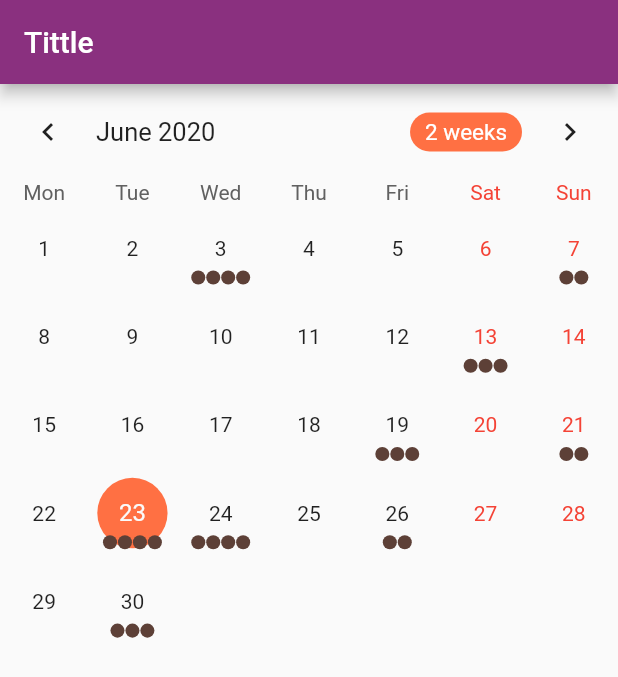
After one commit to duxton/Aide, a Flutter app: the Calendar screen opened directly, on a phone screen of 412 x 824 dp. The commit adds this screen. Shown: the top 677 px of the screen. Run offline on Flutter 3.47's test engine with Material 2 defaults, Android fonts, the phone set to English and light mode, and no system bars; drawn by our look-alikes of table_calendar; our stand-ins replace cloud_firestore, firebase_storage, flutter_colorpicker, google_sign_in, timeago; missing offline and left inert: flutter_rounded_date_picker; accounts and stored records are empty.

Commit message:
Changed GUI for calendar and deleted few file

```diff
--- /dev/null
+++ b/AideApp/lib/Screens/Calendar/TableCalendar.dart
@@ -0,0 +1,422 @@
+import 'package:AideApp/Screens/Home.dart';
+import 'package:AideApp/Widgets/Re-usable/progress.dart';
+import 'package:cloud_firestore/cloud_firestore.dart';
+import 'package:flutter/material.dart';
+import 'package:table_calendar/table_calendar.dart';
+import 'package:timeago/timeago.dart' as timeago;
+
+// Example holidays
+final Map<DateTime, List> _holidays = {
+  DateTime(2019, 1, 1): ['New Year\'s Day'],
+  DateTime(2019, 1, 6): ['Epiphany'],
+  DateTime(2019, 2, 14): ['Valentine\'s Day'],
+  DateTime(2019, 4, 21): ['Easter Sunday'],
+  DateTime(2019, 4, 22): ['Easter Monday'],
+};
+
+class Calendar extends StatefulWidget {
+  Calendar({Key key, this.title}) : super(key: key);
+
+  final String title;
+
+  @override
+  _CalendarState createState() => _CalendarState();
+}
+
+class _CalendarState extends State<Calendar> with TickerProviderStateMixin {
+  Map<DateTime, List> _events; // put data in this map
+  List _selectedEvents;
+  AnimationController _animationController;
+  CalendarController _calendarController;
+
+  @override
+  void initState() {
+    super.initState();
+    final _selectedDay = DateTime.now();
+
+    _events = {
+      _selectedDay.subtract(Duration(days: 30)): [
+        'Event A0',
+        'Event B0',
+        'Event C0'
+      ],
+      _selectedDay.subtract(Duration(days: 27)): ['Event A1'],
+      _selectedDay.subtract(Duration(days: 20)): [
+        'Event A2',
+        'Event B2',
+        'Event C2',
+        'Event D2'
+      ],
+      _selectedDay.subtract(Duration(days: 16)): ['Event A3', 'Event B3'],
+      _selectedDay.subtract(Duration(days: 10)): [
+        'Event A4',
+        'Event B4',
+        'Event C4'
+      ],
+      _selectedDay.subtract(Duration(days: 4)): [
+        'Event A5',
+        'Event B5',
+        'Event C5'
+      ],
+      _selectedDay.subtract(Duration(days: 2)): ['Event A6', 'Event B6'],
+      _selectedDay: ['Event A7', 'Event B7', 'Event C7', 'Event D7'],
+      _selectedDay.add(Duration(days: 1)): [
+        'Event A8',
+        'Event B8',
+        'Event C8',
+        'Event D8'
+      ],
+      _selectedDay.add(Duration(days: 3)):
+          Set.from(['Event A9', 'Event A9', 'Event B9']).toList(),
+      _selectedDay.add(Duration(days: 7)): [
+        'Event A10',
+        'Event B10',
+        'Event C10'
+      ],
+      _selectedDay.add(Duration(days: 11)): ['Event A11', 'Event B11'],
+      _selectedDay.add(Duration(days: 17)): [
+        'Event A12',
+        'Event B12',
+        'Event C12',
+        'Event D12'
+      ],
+      _selectedDay.add(Duration(days: 22)): ['Event A13', 'Event B13'],
+      _selectedDay.add(Duration(days: 26)): [
+        'Event A14',
+        'Event B14',
+        'Event C14'
+      ],
+    };
+
+    _selectedEvents = _events[_selectedDay] ?? [];
+    _calendarController = CalendarController();
+
+    _animationController = AnimationController(
+      vsync: this,
+      duration: const Duration(milliseconds: 400),
+    );
+
+    _animationController.forward();
+  }
+
+  @override
+  void dispose() {
+    _animationController.dispose();
+    _calendarController.dispose();
+    super.dispose();
+  }
+
+  void _onVisibleDaysChanged(
+      DateTime first, DateTime last, CalendarFormat format) {
+    print('CALLBACK: _onVisibleDaysChanged');
+  }
+
+  void _onCalendarCreated(
+      DateTime first, DateTime last, CalendarFormat format) {
+    print('CALLBACK: _onCalendarCreated');
+  }
+
+  @override
+  Widget build(BuildContext context) {
+    return Scaffold(
+      appBar: AppBar(
+        title: Text('Tittle'),
+      ),
+      body: Column(
+        mainAxisSize: MainAxisSize.max,
+        children: <Widget>[
+          // Switch out 2 lines below to play with TableCalendar's settings
+          //-----------------------
+          _buildTableCalendar(),
+          // _buildTableCalendarWithBuilders(),
+          const SizedBox(height: 8.0),
+          //  _buildButtons(),
+          const SizedBox(height: 8.0),
+          Expanded(child: _buildEventList()),
+        ],
+      ),
+    );
+  }
+
+  void _onDaySelected(DateTime day, List events) {
+    print('CALLBACK: _onDaySelected');
+    setState(() {
+      _selectedEvents = events;
+    });
+  }
+
+  // Simple TableCalendar configuration (using Styles)
+  Widget _buildTableCalendar() {
+    return TableCalendar(
+      calendarController: _calendarController,
+      events: _events,
+      holidays: _holidays,
+      startingDayOfWeek: StartingDayOfWeek.monday,
+      calendarStyle: CalendarStyle(
+        selectedColor: Colors.deepOrange[400],
+        todayColor: Colors.deepOrange[200],
+        markersColor: Colors.brown[700],
+        outsideDaysVisible: false,
+      ),
+      headerStyle: HeaderStyle(
+        formatButtonTextStyle:
+            TextStyle().copyWith(color: Colors.white, fontSize: 15.0),
+        formatButtonDecoration: BoxDecoration(
+          color: Colors.deepOrange[400],
+          borderRadius: BorderRadius.circular(16.0),
+        ),
+      ),
+      onDaySelected: _onDaySelected,
+      onVisibleDaysChanged: _onVisibleDaysChanged,
+      onCalendarCreated: _onCalendarCreated,
+    );
+  }
+
+  // More advanced TableCalendar configuration (using Builders & Styles)
+  Widget _buildTableCalendarWithBuilders() {
+    return TableCalendar(
+      locale: 'pl_PL',
+      calendarController: _calendarController,
+      events: _events,
+      holidays: _holidays,
+      initialCalendarFormat: CalendarFormat.month,
+      formatAnimation: FormatAnimation.slide,
+      startingDayOfWeek: StartingDayOfWeek.sunday,
+      availableGestures: AvailableGestures.all,
+      availableCalendarFormats: const {
+        CalendarFormat.month: '',
+        CalendarFormat.week: '',
+      },
+      calendarStyle: CalendarStyle(
+        outsideDaysVisible: false,
+        weekendStyle: TextStyle().copyWith(color: Colors.blue[800]),
+        holidayStyle: TextStyle().copyWith(color: Colors.blue[800]),
+      ),
+      daysOfWeekStyle: DaysOfWeekStyle(
+        weekendStyle: TextStyle().copyWith(color: Colors.blue[600]),
+      ),
+      headerStyle: HeaderStyle(
+        centerHeaderTitle: true,
+        formatButtonVisible: false,
+      ),
+      builders: CalendarBuilders(
+        selectedDayBuilder: (context, date, _) {
+          return FadeTransition(
+            opacity: Tween(begin: 0.0, end: 1.0).animate(_animationController),
+            child: Container(
+              margin: const EdgeInsets.all(4.0),
+              padding: const EdgeInsets.only(top: 5.0, left: 6.0),
+              color: Colors.deepOrange[300],
+              width: 100,
+              height: 100,
+              child: Text(
+                '${date.day}',
+                style: TextStyle().copyWith(fontSize: 16.0),
+              ),
+            ),
+          );
+        },
+        todayDayBuilder: (context, date, _) {
+          return Container(
+            margin: const EdgeInsets.all(4.0),
+            padding: const EdgeInsets.only(top: 5.0, left: 6.0),
+            color: Colors.amber[400],
+            width: 100,
+            height: 100,
+            child: Text(
+              '${date.day}',
+              style: TextStyle().copyWith(fontSize: 16.0),
+            ),
+          );
+        },
+        markersBuilder: (context, date, events, holidays) {
+          final children = <Widget>[];
+
+          if (events.isNotEmpty) {
+            children.add(
+              Positioned(
+                right: 1,
+                bottom: 1,
+                child: _buildEventsMarker(date, events),
+              ),
+            );
+          }
+
+          if (holidays.isNotEmpty) {
+            children.add(
+              Positioned(
+                right: -2,
+                top: -2,
+                child: _buildHolidaysMarker(),
+              ),
+            );
+          }
+
+          return children;
+        },
+      ),
+      onDaySelected: (date, events) {
+        _onDaySelected(date, events);
+        _animationController.forward(from: 0.0);
+      },
+      onVisibleDaysChanged: _onVisibleDaysChanged,
+      onCalendarCreated: _onCalendarCreated,
+    );
+  }
+
+  Widget _buildEventsMarker(DateTime date, List events) {
+    return AnimatedContainer(
+      duration: const Duration(milliseconds: 300),
+      decoration: BoxDecoration(
+        shape: BoxShape.rectangle,
+        color: _calendarController.isSelected(date)
+            ? Colors.brown[500]
+            : _calendarController.isToday(date)
+                ? Colors.brown[300]
+                : Colors.blue[400],
+      ),
+      width: 16.0,
+      height: 16.0,
+      child: Center(
+        child: Text(
+          '${events.length}',
+          style: TextStyle().copyWith(
+            color: Colors.white,
+            fontSize: 12.0,
+          ),
+        ),
+      ),
+    );
+  }
+
+  Widget _buildHolidaysMarker() {
+    return Icon(
+      Icons.add_box,
+      size: 20.0,
+      color: Colors.blueGrey[800],
+    );
+  }
+
+  // Widget _buildButtons() {
+  //   final dateTime = _events.keys.elementAt(_events.length - 2);
+
+  //   return Column(
+  //     children: <Widget>[
+  //       Row(
+  //         mainAxisSize: MainAxisSize.max,
+  //         mainAxisAlignment: MainAxisAlignment.spaceEvenly,
+  //         children: <Widget>[
+  //           RaisedButton(
+  //             child: Text('Month'),
+  //             onPressed: () {
+  //               setState(() {
+  //                 _calendarController.setCalendarFormat(CalendarFormat.month);
+  //               });
+  //             },
+  //           ),
+  //           RaisedButton(
+  //             child: Text('2 weeks'),
+  //             onPressed: () {
+  //               setState(() {
+  //                 _calendarController
+  //                     .setCalendarFormat(CalendarFormat.twoWeeks);
+  //               });
+  //             },
+  //           ),
+  //           RaisedButton(
+  //             child: Text('Week'),
+  //             onPressed: () {
+  //               setState(() {
+  //                 _calendarController.setCalendarFormat(CalendarFormat.week);
+  //               });
+  //             },
+  //           ),
+  //         ],
+  //       ),
+  //       const SizedBox(height: 8.0),
+  //       RaisedButton(
+  //         child: Text(
+  //             'Set day ${dateTime.day}-${dateTime.month}-${dateTime.year}'),
+  //         onPressed: () {
+  //           _calendarController.setSelectedDay(
+  //             DateTime(dateTime.year, dateTime.month, dateTime.day),
+  //             runCallback: true,
+  //           );
+  //         },
+  //       ),
+  //     ],
+  //   );
+  // }
+
+      Widget _buildEventList() {
+        return StreamBuilder(
+          stream:
+              tasksRef.document(currentUser.id).collection('userTasks').snapshots(),
+          builder: (context, snapshot) {
+            if (!snapshot.hasData) {
+              return circularProgress();
+            }
+            List<CalendarTasks> tasks = [];
+            snapshot.data.documents.forEach((doc) {
+              tasks.add(CalendarTasks.fromDocument(doc));
+            });
+            return ListView(
+              children: tasks,
+            );
+          },
+        );
+      }
+
+
+}
+
+class CalendarTasks extends StatelessWidget {
+  final String name;
+  final String location;
+  final Timestamp timestamp;
+
+  final String tasksId;
+
+  CalendarTasks({
+    this.name,
+    this.location,
+    this.timestamp,
+    this.tasksId,
+  });
+
+  factory CalendarTasks.fromDocument(DocumentSnapshot doc) {
+    return CalendarTasks(
+      name: doc['name'],
+      location: doc['description'],
+      timestamp: doc['timestamp'],
+      tasksId: doc['tasksId'],
+    );
+  }
+
+  @override
+  Widget build(BuildContext context) {
+    List _selectedEvents;
+    return GestureDetector(
+      child: Card(
+        child: ListView(
+          children: _selectedEvents
+              .map((event) => Container(
+                    decoration: BoxDecoration(
+                      border: Border.all(width: 0.8),
+                      borderRadius: BorderRadius.circular(12.0),
+                    ),
+                    margin: const EdgeInsets.symmetric(
+                        horizontal: 8.0, vertical: 4.0),
+                    child: ListTile(
+                      leading: Icon(Icons.work),
+                      title: Text(name),
+                      trailing: Text(timeago.format(timestamp.toDate())),
+                      onTap: () => print('$event tapped!'),
+                    ),
+                  ))
+              .toList(),
+        ),
+      ),
+    );
+  }
+}
--- a/AideApp/pubspec.yaml
+++ b/AideApp/pubspec.yaml
@@ -34,6 +34,7 @@ dependencies:
   flutter_colorpicker: ^0.3.4
   timeago: ^2.0.26
   intl: ^0.16.1
+  table_calendar: ^2.2.3
 
 
   # The following adds the Cupertino Icons font to your application.
```
Also changed, not shown: AideApp/lib/Screens/Calendar/month_view.dart (deleted, +0 -13 lines), AideApp/lib/Screens/Calendar/week_view.dart (deleted, +0 -10 lines), AideApp/lib/Screens/Home.dart (+5 -4 lines), AideApp/pubspec.lock.
